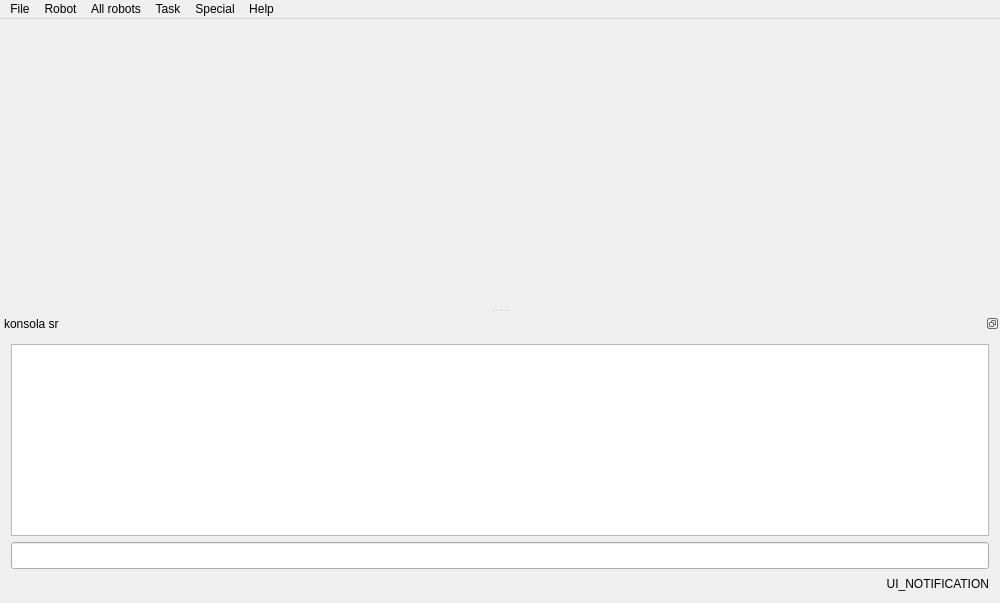
Above: src/ui-qt-yoyek/mainwindow.ui from ptroja/mrrocpp before the change. Below: the same form after it.
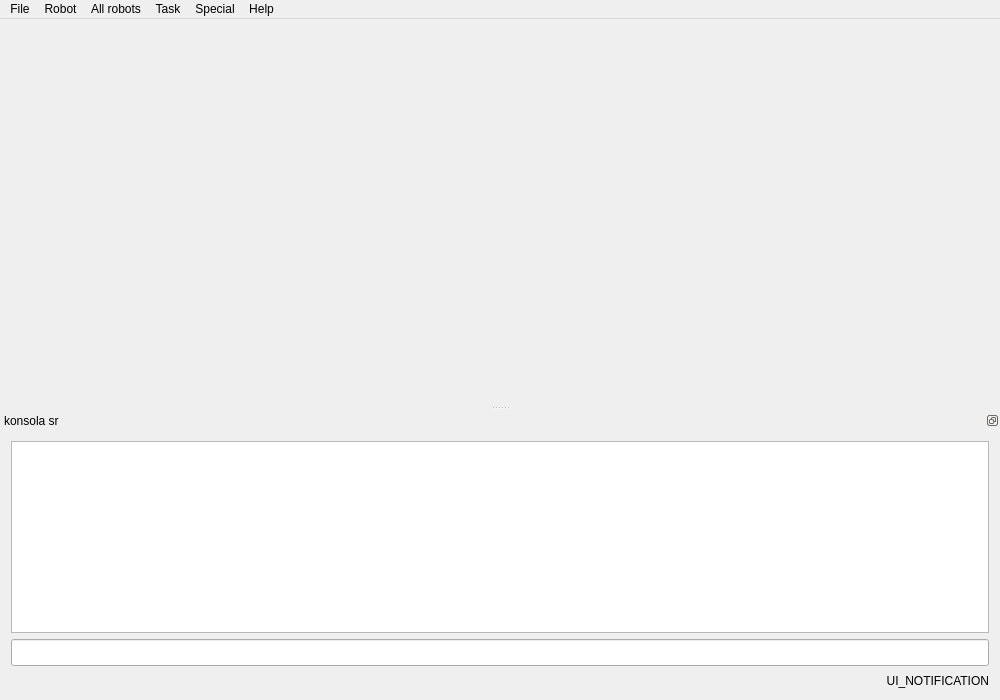
That is the form after the change.

The edit to the form file:
```diff
--- a/src/ui-qt-yoyek/mainwindow.ui
+++ b/src/ui-qt-yoyek/mainwindow.ui
@@ -7,7 +7,7 @@
     <x>0</x>
     <y>0</y>
     <width>1000</width>
-    <height>603</height>
+    <height>700</height>
    </rect>
   </property>
   <property name="minimumSize">
```
